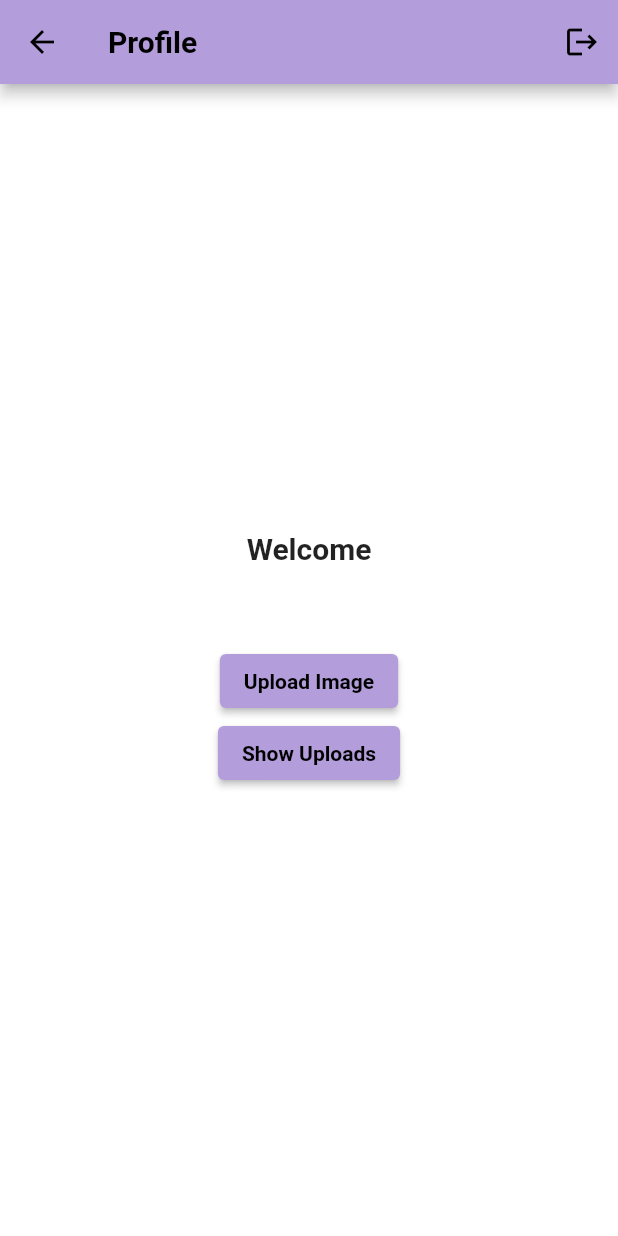
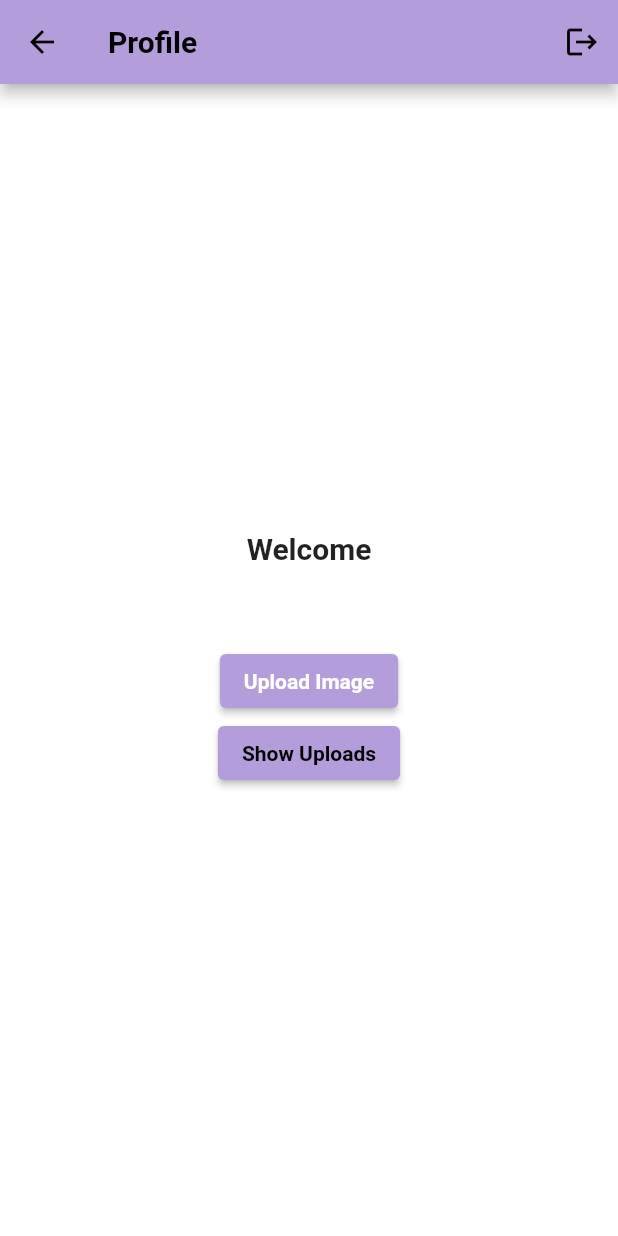
Before and after one commit to AhmedAlMadani/ImageGallery-Flutter, a Flutter app: the screen it shows after launch, after a tap on "Login", on a phone screen of 412 x 824 dp. Run offline on Flutter 3.47's test engine with Material 2 defaults, Android fonts, the phone set to English and light mode, and no system bars; our stand-ins replace cloud_firestore, firebase_auth, firebase_core, firebase_storage, fluttertoast, google_fonts and 1 more; accounts and stored records are empty; Roboto replaces fonts that are missing (Sen).

Commit message:
All the problem fixed

```diff
--- a/lib/Screens/home_screen.dart
+++ b/lib/Screens/home_screen.dart
@@ -63,21 +63,26 @@ class _HomeScreenState extends State<HomeScreen> {
                   ElevatedButton(
                     onPressed: () {
                       Navigator.push(
-                          context,
-                          MaterialPageRoute(
-                              builder: (context) => ImageUpload(
-                                    userId: loggedInUser.uid,
-                                  )));
+                        context,
+                        MaterialPageRoute(
+                          builder: (context) => ImageUpload(
+                            userId: loggedInUser.uid,
+                          ),
+                        ),
+                      );
                     },
-                    child: Text(
-                      "Upload Image",
-                      style: GoogleFonts.getFont('Sen',
+                    style: ButtonStyle(
+                      backgroundColor:
+                          MaterialStateProperty.all(Colors.deepPurple[200]),
+                      textStyle: MaterialStateProperty.all(
+                        TextStyle(
                           fontSize: 14,
                           fontWeight: FontWeight.bold,
-                          color: Colors.black),
+                          color: Colors.black,
+                        ),
+                      ),
                     ),
-                    style: ElevatedButton.styleFrom(
-                        primary: Colors.deepPurple[200]),
+                    child: Text("Upload Image"),
                   ),
                   ElevatedButton(
                     style: ButtonStyle(
--- a/lib/Screens/login_screen.dart
+++ b/lib/Screens/login_screen.dart
@@ -59,13 +59,13 @@ class _LoginScreenState extends State<LoginScreen> {
       controller: passwordController,
       obscureText: true,
       validator: (value) {
-          RegExp regex = RegExp(r'^.{6,}$');
         if (value!.isEmpty) {
-            return ("Password is required for login");
+          return "Password is required for login";
         }
-          if (!regex.hasMatch(value)) {
-            return ("Enter Valid Password(Min. 6 Character)");
+        if (value.length < 6) {
+          return "Password must be at least 6 characters long";
         }
+        return null; // Return null for no validation errors
       },
       onSaved: (value) {
         passwordController.text = value!;
@@ -73,12 +73,14 @@ class _LoginScreenState extends State<LoginScreen> {
       textInputAction: TextInputAction.done,
       decoration: InputDecoration(
         prefixIcon: const Icon(Icons.vpn_key),
-          contentPadding: const EdgeInsets.fromLTRB(20, 15, 20, 15),
+        contentPadding:
+            const EdgeInsets.symmetric(horizontal: 20, vertical: 15),
         hintText: "Password",
         border: OutlineInputBorder(
           borderRadius: BorderRadius.circular(10),
         ),
-        ));
+      ),
+    );
 
     final loginButton = Material(
         elevation: 5,
@@ -186,18 +188,25 @@ class _LoginScreenState extends State<LoginScreen> {
   }
 
   // login function
-  void signIn(String email, String password) async {
+  Future<void> signIn(String email, String password) async {
     if (_formKey.currentState!.validate()) {
-      await _auth
-          .signInWithEmailAndPassword(email: email, password: password)
-          .then((uid) => {
-                Fluttertoast.showToast(msg: "Login Successful"),
-                Navigator.of(context).pushReplacement(MaterialPageRoute(
-                    builder: (context) => const HomeScreen())),
-              })
-          .catchError((e) {
-        Fluttertoast.showToast(msg: e!.message.toString());
-      });
+      try {
+        final userCredential = await _auth.signInWithEmailAndPassword(
+          email: email,
+          password: password,
+        );
+
+        if (userCredential.user != null) {
+          Fluttertoast.showToast(msg: "Login Successful");
+          Navigator.of(context).pushReplacement(
+            MaterialPageRoute(
+              builder: (context) => const HomeScreen(),
+            ),
+          );
+        }
+      } catch (e) {
+        Fluttertoast.showToast(msg: e.toString());
       }
     }
   }
+}
--- a/lib/main.dart
+++ b/lib/main.dart
@@ -1,10 +1,13 @@
 import 'package:firebase_core/firebase_core.dart';
+import 'firebase_options.dart';
 import 'package:flutter/material.dart';
 import 'Screens/login_screen.dart';
 
 Future<void> main() async {
   WidgetsFlutterBinding.ensureInitialized();
-  await Firebase.initializeApp();
+  await Firebase.initializeApp(
+    options: DefaultFirebaseOptions.currentPlatform,
+  );
 
   runApp(const MyApp());
 }
```
Also changed, not shown: lib/Controller/image_upload_controller.dart (+20 -12 lines), lib/Screens/registration_screen.dart (+19 -11 lines), pubspec.yaml (+15 -83 lines), lib/firebase_options.dart (added), pubspec.lock, 5 other files. Lines whose indentation alone changed are shown as unchanged.
